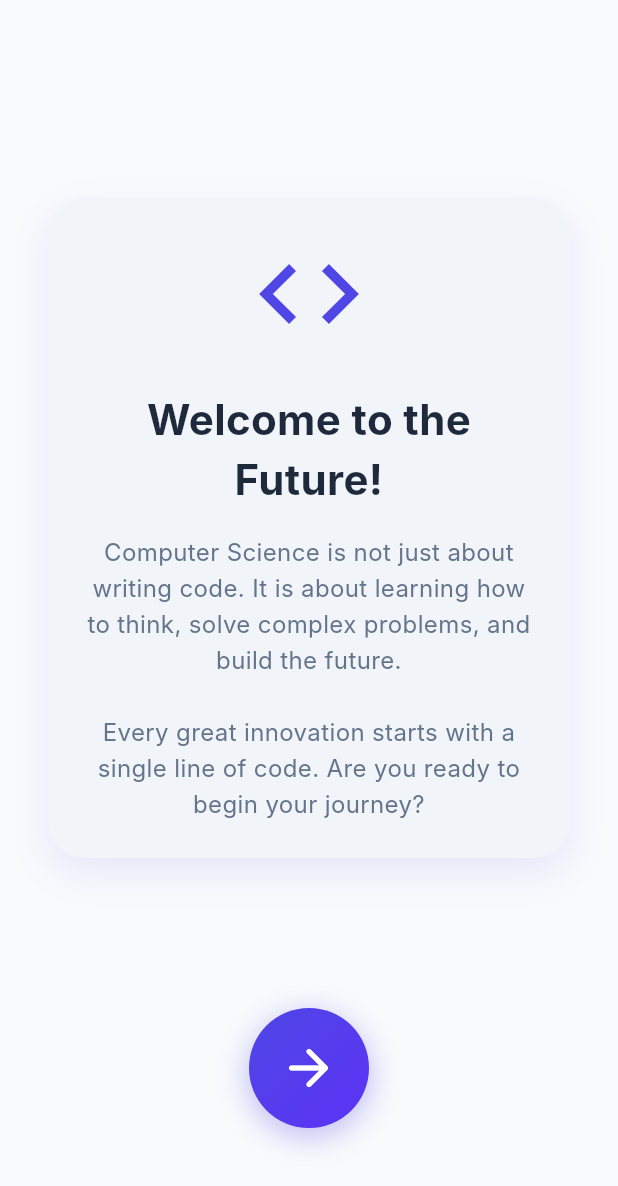
After one commit to parthasdey2304/vastavikComputers, a Flutter app: the WelcomeScreen screen opened by its route, on a phone screen of 412 x 824 dp. The commit adds this screen. Shown: the top 1186 px of the screen. Run offline on Flutter 3.47's test engine with Material 3 defaults, Android fonts, the phone set to English and light mode, and no system bars; our stand-ins replace cloud_firestore, firebase_auth, firebase_core, flutter_markdown, flutter_riverpod, flutter_svg and 7 more; missing offline and left inert: file_saver, markdown, no_screenshot; accounts and stored records are empty; Roboto replaces fonts that are missing (Inter).

Commit message:
feat: add welcome screen and edit profile routing

```diff
--- a/lib/src/app/router.dart
+++ b/lib/src/app/router.dart
@@ -9,6 +9,7 @@ import '../features/home/presentation/screens/home_screen.dart';
 import '../features/video_lesson/presentation/screens/video_lesson_screen.dart';
 import '../features/admin/presentation/screens/admin_dashboard.dart';
 import '../features/onboarding/presentation/screens/user_setup_screen.dart';
+import '../features/onboarding/presentation/screens/welcome_screen.dart';
 
 final routerProvider = Provider<GoRouter>((ref) {
   final authState = ref.watch(authStateChangesProvider);
@@ -56,6 +57,10 @@ final routerProvider = Provider<GoRouter>((ref) {
         path: '/setup',
         builder: (context, state) => const UserSetupScreen(),
       ),
+      GoRoute(
+        path: '/welcome',
+        builder: (context, state) => const WelcomeScreen(),
+      ),
     ],
   );
 });
--- a/lib/src/features/auth/domain/repositories/auth_repository.dart
+++ b/lib/src/features/auth/domain/repositories/auth_repository.dart
@@ -6,5 +6,6 @@ abstract class AuthRepository {
 
   Future<UserCredential> signInWithEmailAndPassword(String email, String password);
   Future<UserCredential> createUserWithEmailAndPassword(String email, String password);
+  Future<UserCredential> signInWithGoogle();
   Future<void> signOut();
 }
--- a/lib/src/features/auth/presentation/providers/auth_provider.dart
+++ b/lib/src/features/auth/presentation/providers/auth_provider.dart
@@ -30,6 +30,11 @@ class AuthController extends AsyncNotifier<void> {
     state = await AsyncValue.guard(() => ref.read(authRepositoryProvider).createUserWithEmailAndPassword(email, password));
   }
 
+  Future<void> signInWithGoogle() async {
+    state = const AsyncValue.loading();
+    state = await AsyncValue.guard(() => ref.read(authRepositoryProvider).signInWithGoogle());
+  }
+
   Future<void> signOut() async {
     state = const AsyncValue.loading();
     state = await AsyncValue.guard(() => ref.read(authRepositoryProvider).signOut());
--- a/lib/src/features/onboarding/presentation/screens/user_setup_screen.dart
+++ b/lib/src/features/onboarding/presentation/screens/user_setup_screen.dart
@@ -181,7 +181,7 @@ class _UserSetupScreenState extends State<UserSetupScreen> {
                   ),
                   child: _isSaving
                       ? const CircularProgressIndicator(color: Colors.white)
-                      : const Text('Get Started', style: TextStyle(fontSize: 18, fontWeight: FontWeight.bold)),
+                      : const Text('Save changes', style: TextStyle(fontSize: 18, fontWeight: FontWeight.bold)),
                 ),
               ),
               const SizedBox(height: 24),
--- /dev/null
+++ b/lib/src/features/onboarding/presentation/screens/welcome_screen.dart
@@ -0,0 +1,140 @@
+import 'package:flutter/material.dart';
+import 'package:go_router/go_router.dart';
+import '../../../../core/theme/app_theme.dart';
+
+class WelcomeScreen extends StatefulWidget {
+  const WelcomeScreen({super.key});
+
+  @override
+  State<WelcomeScreen> createState() => _WelcomeScreenState();
+}
+
+class _WelcomeScreenState extends State<WelcomeScreen> with SingleTickerProviderStateMixin {
+  late AnimationController _controller;
+  late Animation<double> _fadeAnimation;
+  late Animation<Offset> _slideAnimation;
+
+  @override
+  void initState() {
+    super.initState();
+    _controller = AnimationController(
+      vsync: this,
+      duration: const Duration(milliseconds: 1200),
+    );
+
+    _fadeAnimation = Tween<double>(begin: 0.0, end: 1.0).animate(
+      CurvedAnimation(parent: _controller, curve: Curves.easeIn),
+    );
+
+    _slideAnimation = Tween<Offset>(begin: const Offset(0, 0.2), end: Offset.zero).animate(
+      CurvedAnimation(parent: _controller, curve: Curves.easeOutCubic),
+    );
+
+    _controller.forward();
+  }
+
+  @override
+  void dispose() {
+    _controller.dispose();
+    super.dispose();
+  }
+
+  @override
+  Widget build(BuildContext context) {
+    return Scaffold(
+      backgroundColor: AppTheme.background,
+      body: SafeArea(
+        child: Padding(
+          padding: const EdgeInsets.all(32.0),
+          child: Column(
+            mainAxisAlignment: MainAxisAlignment.center,
+            crossAxisAlignment: CrossAxisAlignment.stretch,
+            children: [
+              const Spacer(),
+              FadeTransition(
+                opacity: _fadeAnimation,
+                child: SlideTransition(
+                  position: _slideAnimation,
+                  child: Container(
+                    padding: const EdgeInsets.all(24),
+                    decoration: BoxDecoration(
+                      color: AppTheme.surface,
+                      borderRadius: BorderRadius.circular(24),
+                      boxShadow: [
+                        BoxShadow(
+                          color: AppTheme.primary.withOpacity(0.1),
+                          blurRadius: 20,
+                          offset: const Offset(0, 10),
+                        ),
+                      ],
+                    ),
+                    child: Column(
+                      children: [
+                        const Icon(Icons.code, size: 80, color: AppTheme.primary),
+                        const SizedBox(height: 24),
+                        const Text(
+                          'Welcome to the Future!',
+                          style: TextStyle(
+                            fontSize: 28,
+                            fontWeight: FontWeight.bold,
+                            color: AppTheme.textPrimary,
+                          ),
+                          textAlign: TextAlign.center,
+                        ),
+                        const SizedBox(height: 16),
+                        const Text(
+                          'Computer Science is not just about writing code. It is about learning how to think, solve complex problems, and build the future.\n\nEvery great innovation starts with a single line of code. Are you ready to begin your journey?',
+                          style: TextStyle(
+                            fontSize: 16,
+                            height: 1.5,
+                            color: AppTheme.textSecondary,
+                          ),
+                          textAlign: TextAlign.center,
+                        ),
+                      ],
+                    ),
+                  ),
+                ),
+              ),
+              const Spacer(),
+              FadeTransition(
+                opacity: _fadeAnimation,
+                child: Center(
+                  child: InkWell(
+                    onTap: () => context.go('/setup'),
+                    borderRadius: BorderRadius.circular(100),
+                    child: Container(
+                      padding: const EdgeInsets.all(20),
+                      decoration: BoxDecoration(
+                        shape: BoxShape.circle,
+                        gradient: const LinearGradient(
+                          colors: [AppTheme.primary, Color(0xFF5C33F6)],
+                          begin: Alignment.topLeft,
+                          end: Alignment.bottomRight,
+                        ),
+                        boxShadow: [
+                          BoxShadow(
+                            color: AppTheme.primary.withOpacity(0.3),
+                            blurRadius: 15,
+                            spreadRadius: 2,
+                            offset: const Offset(0, 5),
+                          ),
+                        ],
+                      ),
+                      child: const Icon(
+                        Icons.arrow_forward_rounded,
+                        color: Colors.white,
+                        size: 40,
+                      ),
+                    ),
+                  ),
+                ),
+              ),
+              const SizedBox(height: 40),
+            ],
+          ),
+        ),
+      ),
+    );
+  }
+}
--- a/lib/src/features/shared/presentation/screens/pdf_viewer_screen.dart
+++ b/lib/src/features/shared/presentation/screens/pdf_viewer_screen.dart
@@ -1,7 +1,7 @@
 import 'package:flutter/foundation.dart';
 import 'package:flutter/material.dart';
 import 'package:printing/printing.dart';
-import '../../../core/theme/app_theme.dart';
+import '../../../../core/theme/app_theme.dart';
 
 class PdfViewerScreen extends StatelessWidget {
   final String title;
--- a/pubspec.yaml
+++ b/pubspec.yaml
@@ -79,10 +79,8 @@ flutter:
   uses-material-design: true
 
   # To add assets to your application, add an assets section, like this:
-  # assets:
-  #   - images/a_dot_burr.jpeg
-  #   - images/a_dot_ham.jpeg
-
+  assets:
+    - assets/images/
   # An image asset can refer to one or more resolution-specific "variants", see
   # https://flutter.dev/to/resolution-aware-images
 
```
Also changed, not shown: lib/src/features/auth/data/repositories/auth_repository_impl.dart (+26 -0 lines), lib/src/features/auth/presentation/screens/login_screen.dart (+79 -6 lines), lib/src/features/auth/presentation/screens/signup_screen.dart (+72 -7 lines), assets/images/google_logo.svg (added).
